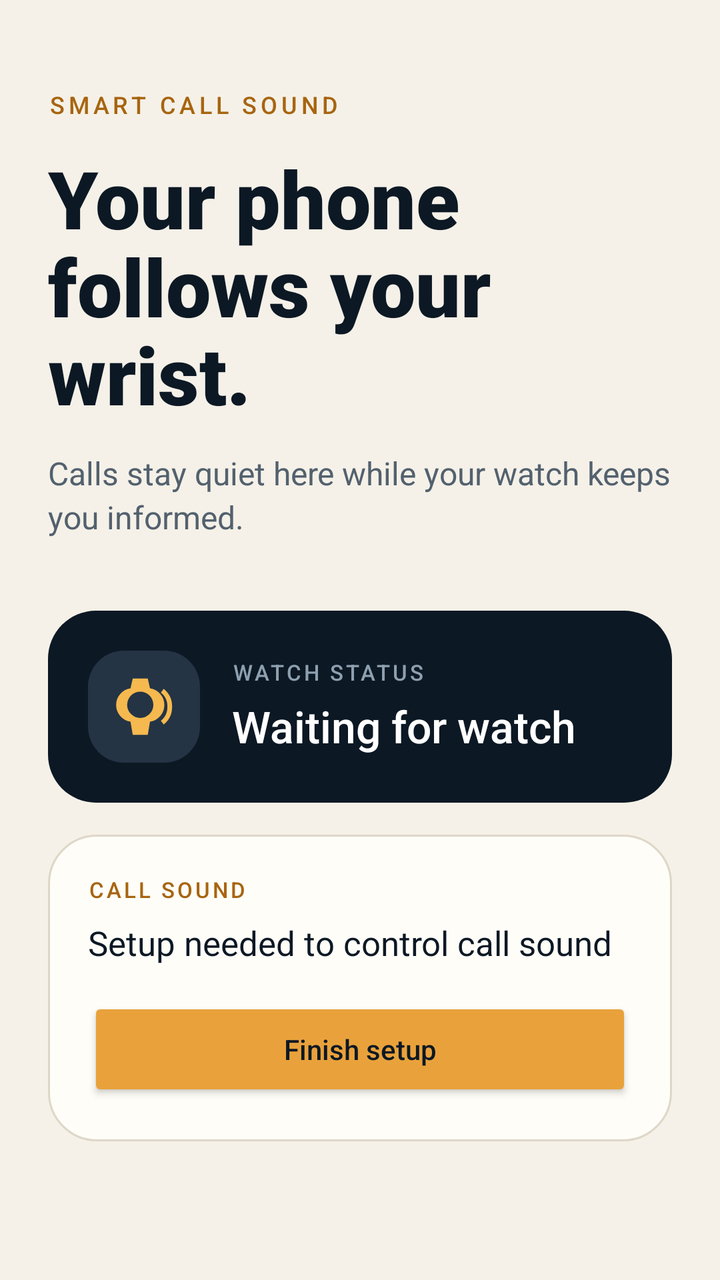
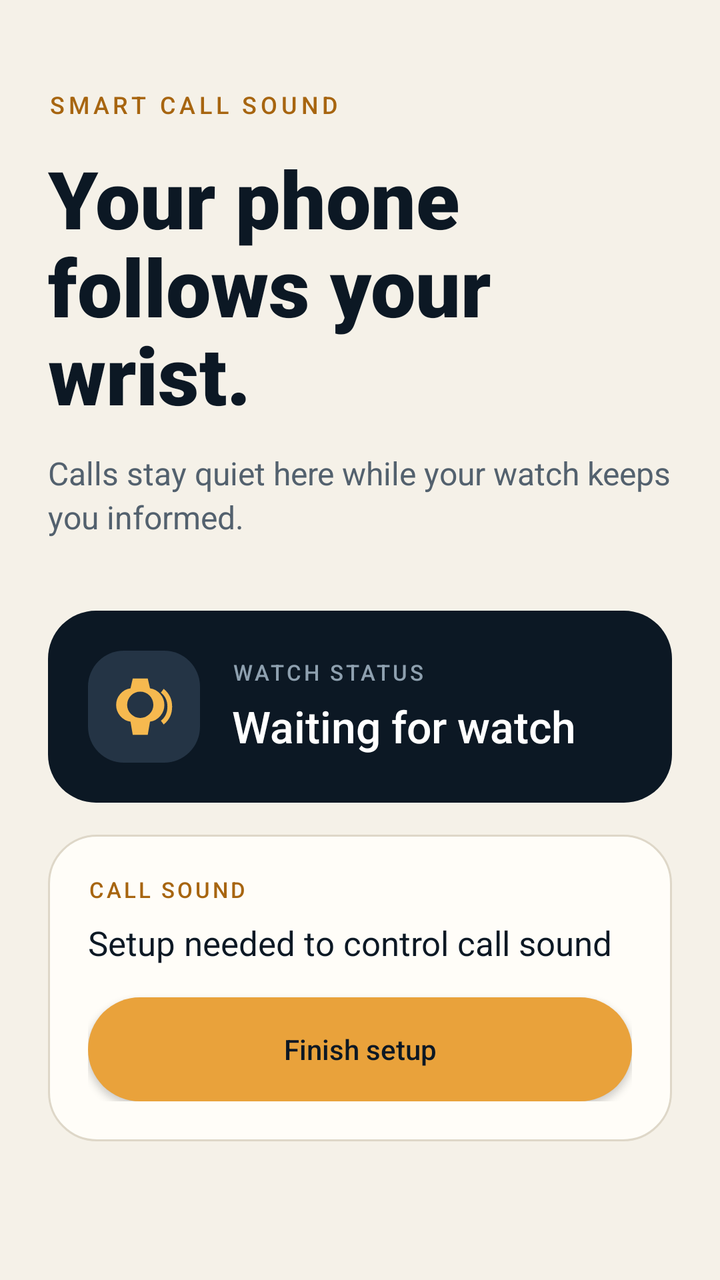

An Android layout rendered at two revisions. The XML below is the earlier revision; the diff shows what the commit changed to produce the second picture.
<!-- AndroidManifest.xml: application theme Theme.WristRing -->
<!-- res/layout/activity_main.xml -->
<?xml version="1.0" encoding="utf-8"?>
<ScrollView xmlns:android="http://schemas.android.com/apk/res/android"
    android:layout_width="match_parent"
    android:layout_height="match_parent"
    android:background="#F5F1E8"
    android:fillViewport="true">

    <LinearLayout
        android:layout_width="match_parent"
        android:layout_height="wrap_content"
        android:orientation="vertical"
        android:paddingStart="24dp"
        android:paddingTop="44dp"
        android:paddingEnd="24dp"
        android:paddingBottom="32dp">

        <TextView
            android:layout_width="wrap_content"
            android:layout_height="wrap_content"
            android:fontFamily="sans-serif-medium"
            android:letterSpacing="0.16"
            android:text="@string/eyebrow"
            android:textColor="#A76510"
            android:textSize="12sp" />

        <TextView
            android:layout_width="match_parent"
            android:layout_height="wrap_content"
            android:layout_marginTop="12dp"
            android:fontFamily="sans-serif-black"
            android:lineSpacingExtra="-3dp"
            android:text="@string/title"
            android:textColor="#0C1824"
            android:textSize="40sp" />

        <TextView
            android:layout_width="match_parent"
            android:layout_height="wrap_content"
            android:layout_marginTop="12dp"
            android:lineSpacingExtra="3dp"
            android:text="@string/subtitle"
            android:textColor="#53616E"
            android:textSize="16sp" />

        <LinearLayout
            android:layout_width="match_parent"
            android:layout_height="wrap_content"
            android:layout_marginTop="36dp"
            android:background="@drawable/card_dark"
            android:gravity="center_vertical"
            android:orientation="horizontal"
            android:padding="20dp">

            <ImageView
                android:layout_width="56dp"
                android:layout_height="56dp"
                android:background="@drawable/icon_plate"
                android:contentDescription="@null"
                android:padding="13dp"
                android:src="@drawable/ic_wrist_ring"
                android:tint="#F6B94F" />

            <LinearLayout
                android:layout_width="0dp"
                android:layout_height="wrap_content"
                android:layout_marginStart="16dp"
                android:layout_weight="1"
                android:orientation="vertical">

                <TextView
                    android:layout_width="wrap_content"
                    android:layout_height="wrap_content"
                    android:fontFamily="sans-serif-medium"
                    android:letterSpacing="0.12"
                    android:text="@string/watch_status"
                    android:textColor="#8EA0AF"
                    android:textSize="11sp" />

                <TextView
                    android:id="@+id/status"
                    android:layout_width="wrap_content"
                    android:layout_height="wrap_content"
                    android:layout_marginTop="5dp"
                    android:fontFamily="sans-serif-medium"
                    android:text="@string/status_unknown"
                    android:textColor="#FFFFFF"
                    android:textSize="22sp" />
            </LinearLayout>
        </LinearLayout>

        <LinearLayout
            android:layout_width="match_parent"
            android:layout_height="wrap_content"
            android:layout_marginTop="16dp"
            android:background="@drawable/card_light"
            android:orientation="vertical"
            android:padding="20dp">

            <TextView
                android:layout_width="wrap_content"
                android:layout_height="wrap_content"
                android:fontFamily="sans-serif-medium"
                android:letterSpacing="0.12"
                android:text="@string/call_sound"
                android:textColor="#A76510"
                android:textSize="11sp" />

            <TextView
                android:id="@+id/call_screening_status"
                android:layout_width="match_parent"
                android:layout_height="wrap_content"
                android:layout_marginTop="8dp"
                android:lineSpacingExtra="2dp"
                android:text="@string/call_screening_disabled"
                android:textColor="#0C1824"
                android:textSize="17sp" />

            <Button
                android:id="@+id/call_screening"
                android:layout_width="match_parent"
                android:layout_height="52dp"
                android:layout_marginTop="16dp"
                android:backgroundTint="#E9A23B"
                android:fontFamily="sans-serif-medium"
                android:text="@string/enable_call_screening"
                android:textAllCaps="false"
                android:textColor="#0C1824" />
        </LinearLayout>
    </LinearLayout>
</ScrollView>
<!-- resources referenced by this layout -->
<resources>
  <!-- drawable card_dark (drawable) -->
  <shape xmlns:android="http://schemas.android.com/apk/res/android" android:shape="rectangle">
      <solid android:color="#0C1824" />
      <corners android:radius="24dp" />
  </shape>
  <!-- drawable card_light (drawable) -->
  <shape xmlns:android="http://schemas.android.com/apk/res/android" android:shape="rectangle">
      <solid android:color="#FFFDF8" />
      <stroke android:width="1dp" android:color="#DED7C8" />
      <corners android:radius="24dp" />
  </shape>
  <!-- drawable ic_wrist_ring (drawable) -->
  <vector xmlns:android="http://schemas.android.com/apk/res/android"
      android:width="32dp" android:height="32dp" android:viewportWidth="32" android:viewportHeight="32">
      <path android:fillColor="#FFFFFFFF" android:pathData="M10,1h8l1.2,5.2A9,9 0,0 1,19.2 24L18,31h-8l-1.2,-7A9,9 0,0 1,8.8 6.2zM14,8a7,7 0,1 0,0 14a7,7 0,0 0,0 -14z" />
      <path android:fillColor="#FFFFFFFF" android:pathData="M23,10c2,1.5 3,3.5 3,6s-1,4.5 -3,6l-1.5,-2c1.3,-1 2,-2.3 2,-4s-0.7,-3 -2,-4zM26.5,6.5c3,2.4 4.5,5.5 4.5,9.5s-1.5,7.1 -4.5,9.5l-1.5,-2c2.3,-1.8 3.5,-4.3 3.5,-7.5S27.3,10.3 25,8.5z" />
  </vector>
  <!-- drawable icon_plate (drawable) -->
  <shape xmlns:android="http://schemas.android.com/apk/res/android" android:shape="rectangle">
      <solid android:color="#243445" />
      <corners android:radius="18dp" />
  </shape>
  <string name="call_screening_disabled">Setup needed to control call sound</string>
  <string name="call_sound">CALL SOUND</string>
  <string name="enable_call_screening">Finish setup</string>
  <string name="eyebrow">SMART CALL SOUND</string>
  <string name="status_unknown">Waiting for watch</string>
  <string name="subtitle">Calls stay quiet here while your watch keeps you informed.</string>
  <string name="title">Your phone follows your wrist.</string>
  <string name="watch_status">WATCH STATUS</string>
  <style name="Theme.WristRing" parent="android:style/Theme.Material.Light.NoActionBar">
          <item name="android:fontFamily">sans-serif</item>
          <item name="android:colorAccent">#E9A23B</item>
          <item name="android:navigationBarColor">#F5F1E8</item>
          <item name="android:statusBarColor">#F5F1E8</item>
          <item name="android:windowLightStatusBar">true</item>
          <item name="android:windowActionModeOverlay">true</item>
      </style>
</resources>

<!-- the commit's change to res/layout/activity_main.xml (unified diff, before → after) -->
@@ -120,7 +120,7 @@
                 android:layout_width="match_parent"
                 android:layout_height="52dp"
                 android:layout_marginTop="16dp"
-                android:backgroundTint="#E9A23B"
+                android:background="@drawable/button_primary"
                 android:fontFamily="sans-serif-medium"
                 android:text="@string/enable_call_screening"
                 android:textAllCaps="false"
<!-- resource entries referenced after the edit -->
@@ -1,5 +1,20 @@
 <!-- resources referenced by this layout -->
 <resources>
+  <!-- drawable button_primary (drawable) -->
+  <selector xmlns:android="http://schemas.android.com/apk/res/android">
+      <item android:state_pressed="true">
+          <shape android:shape="rectangle">
+              <solid android:color="#D98E26" />
+              <corners android:radius="26dp" />
+          </shape>
+      </item>
+      <item>
+          <shape android:shape="rectangle">
+              <solid android:color="#E9A23B" />
+              <corners android:radius="26dp" />
+          </shape>
+      </item>
+  </selector>
   <!-- drawable card_dark (drawable) -->
   <shape xmlns:android="http://schemas.android.com/apk/res/android" android:shape="rectangle">
       <solid android:color="#0C1824" />
